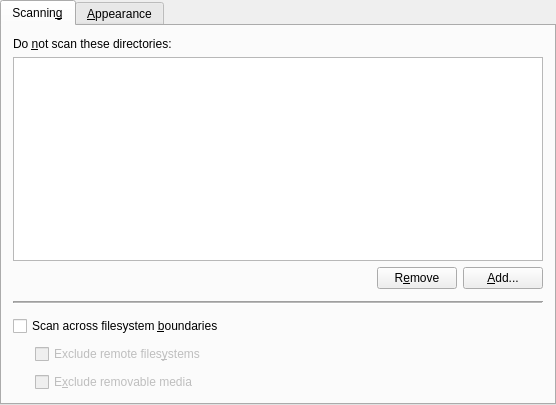
Above: src/part/dialog.ui from KDE/filelight before the change. Below: the same form after it.
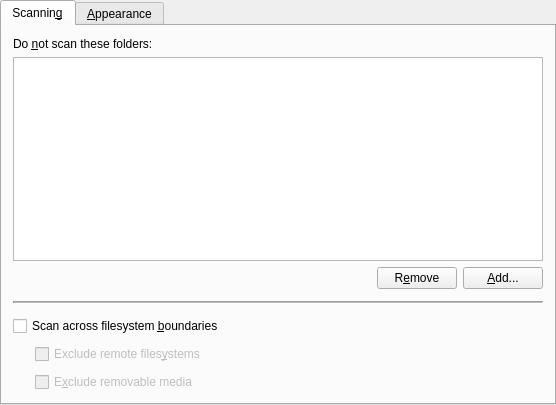
That is the form after the change. Custom widgets are drawn as their Qt base class.

Commit message:
directory → folder
SVN_SILENT

Diff of the .ui file:
```diff
--- a/src/part/dialog.ui
+++ b/src/part/dialog.ui
@@ -45,7 +45,7 @@
           </sizepolicy>
          </property>
          <property name="text">
-          <string>Do &amp;not scan these directories:</string>
+          <string>Do &amp;not scan these folders:</string>
          </property>
          <property name="textFormat">
           <enum>Qt::PlainText</enum>
```
